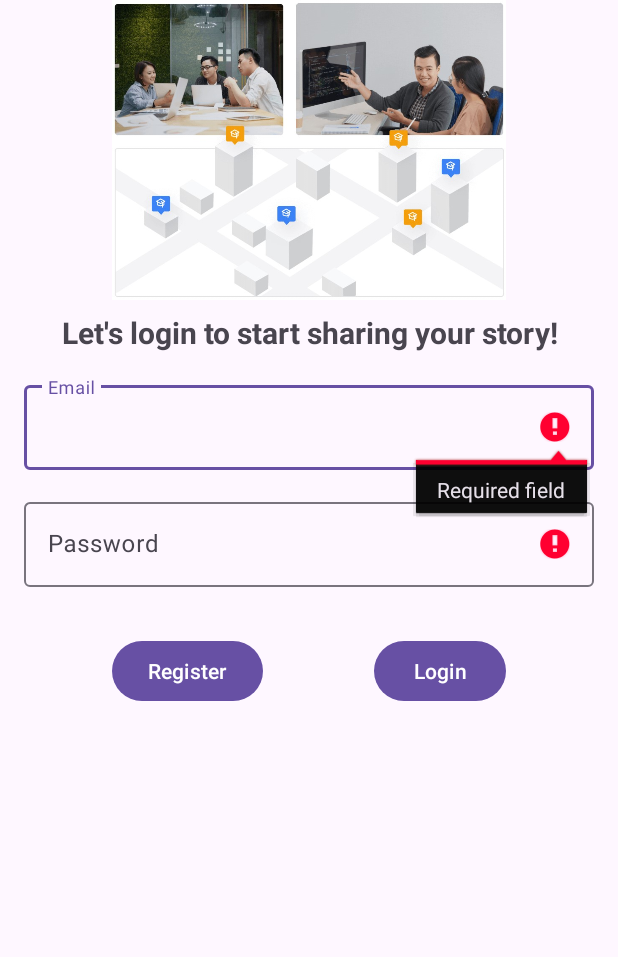
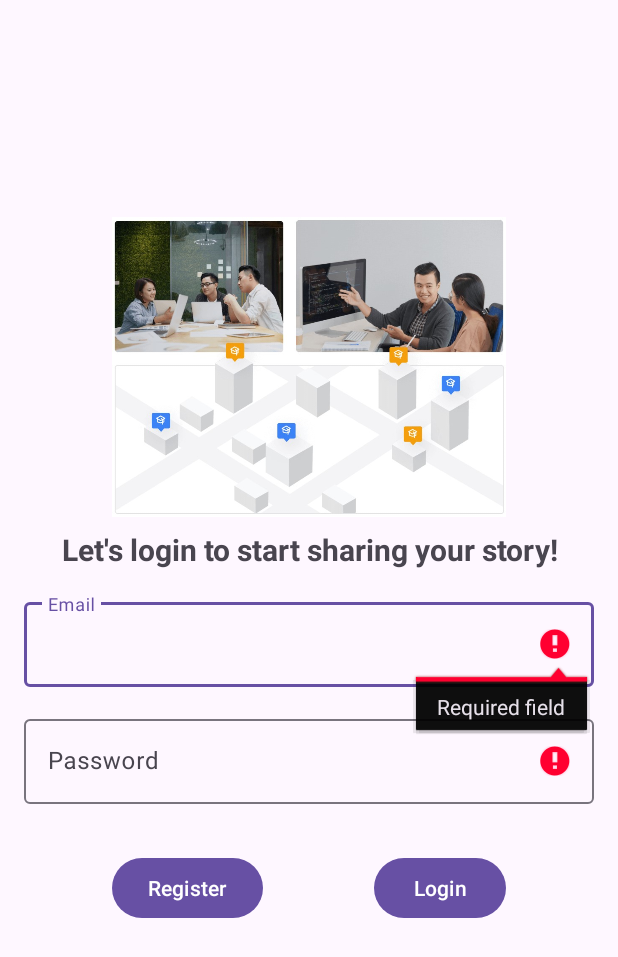
Before and after one commit to akhsaul/DStory, an Android app: the screen it shows after launch (MainActivity), on a phone screen of 412 x 824 dp. Shown: the top 957 px of the screen. Run offline under Robolectric (Android 15) with nearby library versions, the phone set to English and light mode, and no system bars; our stand-ins replace navigation-ui; libraries missing offline, so code that uses them is left out: org.koin.androix; 4 statements that could not run were skipped.

Commit message:
Refactor: Adjust UI layouts and improve user feedback
This commit includes the following changes:

- **Login and Register Fragments:**
    - Adjusted `ConstraintLayout` height to `0dp` and `ScrollView` `fillViewport` to `true` to ensure layouts fill the screen.
    - Vertically chained views to improve distribution.
    - Updated button constraints for better alignment.
    - Used string resources for error messages and dialog titles.
- **Detail Fragment:**
    - Set `MaterialContainerTransform` background to `colorSurface` for a consistent theme.
    - Used a localized date format string for displaying story creation time.
- **Home Fragment:**
    - Improved error handling messages for no network and no data scenarios.
- **Core Module:**
    - Renamed `catchNoInternet` to `catchNoNetwork` for clarity.

```diff
--- a/app/src/main/res/layout/fragment_detail.xml
+++ b/app/src/main/res/layout/fragment_detail.xml
@@ -5,7 +5,6 @@
     android:layout_width="match_parent"
     android:layout_height="match_parent"
     android:fitsSystemWindows="true"
-    android:background="?attr/colorSurface"
     tools:context=".ui.detail.DetailFragment">
 
     <androidx.constraintlayout.widget.ConstraintLayout
--- a/app/src/main/res/layout/fragment_login.xml
+++ b/app/src/main/res/layout/fragment_login.xml
@@ -4,13 +4,14 @@
     xmlns:tools="http://schemas.android.com/tools"
     android:layout_width="match_parent"
     android:layout_height="match_parent"
+    android:fillViewport="true"
     android:fitsSystemWindows="true"
     tools:context=".ui.login.LoginFragment">
 
     <androidx.constraintlayout.widget.ConstraintLayout
         android:id="@+id/container"
         android:layout_width="match_parent"
-        android:layout_height="wrap_content"
+        android:layout_height="0dp"
         android:paddingBottom="64dp">
 
         <ImageView
@@ -20,9 +21,11 @@
             android:contentDescription="@string/desc_img_login"
             android:scaleType="fitCenter"
             android:src="@drawable/image_login"
+            app:layout_constraintBottom_toTopOf="@+id/title"
             app:layout_constraintEnd_toEndOf="parent"
             app:layout_constraintStart_toStartOf="parent"
-            app:layout_constraintTop_toTopOf="parent" />
+            app:layout_constraintTop_toTopOf="parent"
+            app:layout_constraintVertical_chainStyle="packed" />
 
         <com.google.android.material.textview.MaterialTextView
             android:id="@+id/title"
@@ -34,6 +37,7 @@
             android:textAlignment="center"
             android:textSize="20sp"
             android:textStyle="bold"
+            app:layout_constraintBottom_toTopOf="@+id/ed_login_email"
             app:layout_constraintEnd_toEndOf="parent"
             app:layout_constraintStart_toStartOf="parent"
             app:layout_constraintTop_toBottomOf="@+id/image" />
@@ -44,6 +48,7 @@
             android:layout_height="wrap_content"
             android:layout_marginHorizontal="16dp"
             android:layout_marginTop="16dp"
+            app:layout_constraintBottom_toTopOf="@+id/ed_login_password"
             app:layout_constraintEnd_toEndOf="parent"
             app:layout_constraintStart_toStartOf="parent"
             app:layout_constraintTop_toBottomOf="@+id/title">
@@ -63,6 +68,7 @@
             android:layout_height="wrap_content"
             android:layout_marginHorizontal="16dp"
             android:layout_marginTop="16dp"
+            app:layout_constraintBottom_toTopOf="@+id/btnRegister"
             app:layout_constraintEnd_toEndOf="parent"
             app:layout_constraintStart_toStartOf="parent"
             app:layout_constraintTop_toBottomOf="@+id/ed_login_email">
@@ -81,27 +87,23 @@
             android:id="@+id/btnRegister"
             android:layout_width="wrap_content"
             android:layout_height="wrap_content"
+            android:text="@string/txt_register"
             android:layout_marginTop="32dp"
-            android:text="@string/txt_register"
             app:layout_constraintBottom_toBottomOf="parent"
             app:layout_constraintEnd_toStartOf="@+id/btnLogin"
             app:layout_constraintHorizontal_bias="0.5"
-            app:layout_constraintHorizontal_chainStyle="spread"
             app:layout_constraintStart_toStartOf="parent"
-            app:layout_constraintTop_toBottomOf="@+id/ed_login_password"
-            app:layout_constraintVertical_bias="0.1" />
+            app:layout_constraintTop_toBottomOf="@+id/ed_login_password" />
 
         <com.google.android.material.button.MaterialButton
             android:id="@+id/btnLogin"
             android:layout_width="wrap_content"
             android:layout_height="wrap_content"
-            android:layout_marginTop="32dp"
             android:text="@string/txt_login"
-            app:layout_constraintBottom_toBottomOf="parent"
+            app:layout_constraintBottom_toBottomOf="@+id/btnRegister"
             app:layout_constraintEnd_toEndOf="parent"
             app:layout_constraintHorizontal_bias="0.5"
             app:layout_constraintStart_toEndOf="@+id/btnRegister"
-            app:layout_constraintTop_toBottomOf="@+id/ed_login_password"
-            app:layout_constraintVertical_bias="0.1" />
+            app:layout_constraintTop_toTopOf="@+id/btnRegister" />
     </androidx.constraintlayout.widget.ConstraintLayout>
 </ScrollView>
--- a/core/src/main/java/org/akhsaul/core/data/StoryRepositoryImpl.kt
+++ b/core/src/main/java/org/akhsaul/core/data/StoryRepositoryImpl.kt
@@ -12,7 +12,7 @@ import okhttp3.MediaType
 import okhttp3.MediaType.Companion.toMediaTypeOrNull
 import okhttp3.RequestBody.Companion.toRequestBody
 import org.akhsaul.core.PlainText
-import org.akhsaul.core.catchNoInternet
+import org.akhsaul.core.catchNoNetwork
 import org.akhsaul.core.data.source.remote.network.ApiService
 import org.akhsaul.core.domain.model.Story
 import org.akhsaul.core.domain.repository.StoryRepository
@@ -62,7 +62,7 @@ class StoryRepositoryImpl : StoryRepository, KoinComponent {
             val errorResponse = apiResult.getErrorResponse(gson)
             Result.Error(errorResponse?.message ?: apiResult.message())
         }
-    }.catchNoInternet().onStart {
+    }.catchNoNetwork().onStart {
         emit(Result.Loading)
     }.flowOn(Dispatchers.IO)
 
@@ -89,7 +89,7 @@ class StoryRepositoryImpl : StoryRepository, KoinComponent {
             val errorResponse = apiResult.getErrorResponse(gson)
             emit(Result.Error(errorResponse?.message ?: apiResult.message()))
         }
-    }.catchNoInternet().onStart {
+    }.catchNoNetwork().onStart {
         emit(Result.Loading)
     }.flowOn(Dispatchers.IO)
 }
```
Also changed, not shown: app/src/main/java/org/akhsaul/dicodingstory/ui/detail/DetailFragment.kt (+13 -9 lines), app/src/main/java/org/akhsaul/dicodingstory/ui/home/HomeFragment.kt (+10 -6 lines), app/src/main/java/org/akhsaul/dicodingstory/ui/login/LoginFragment.kt (+6 -5 lines), app/src/main/java/org/akhsaul/dicodingstory/ui/register/RegisterFragment.kt (+6 -3 lines), app/src/main/res/layout/fragment_register.xml (+17 -12 lines).
